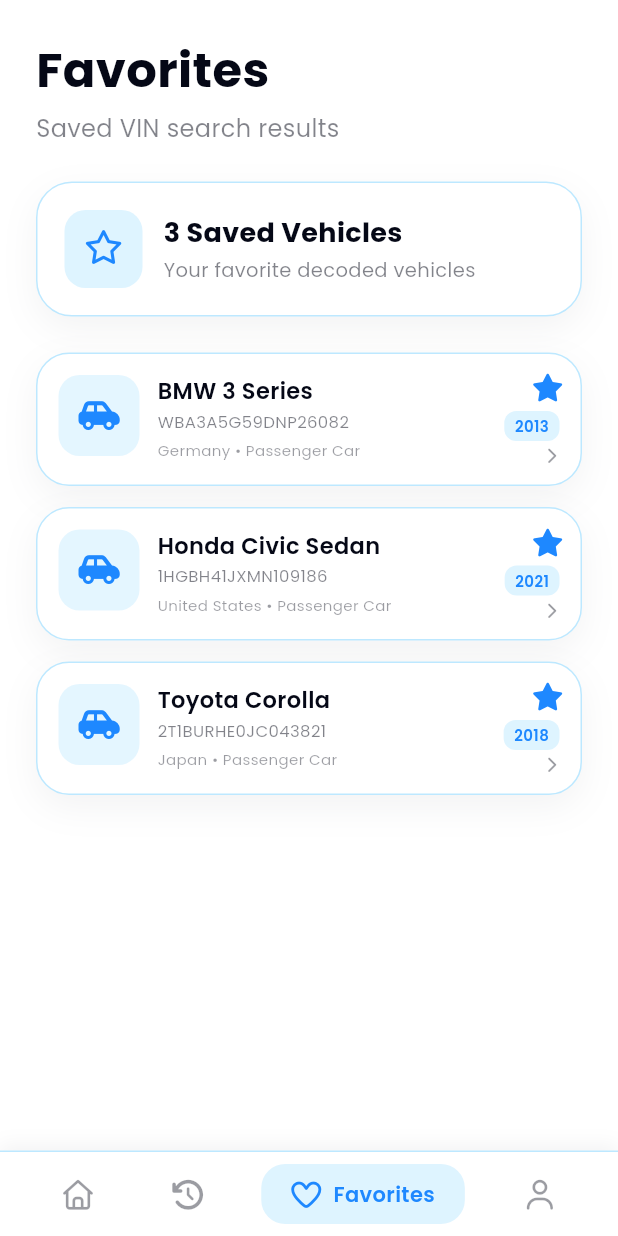
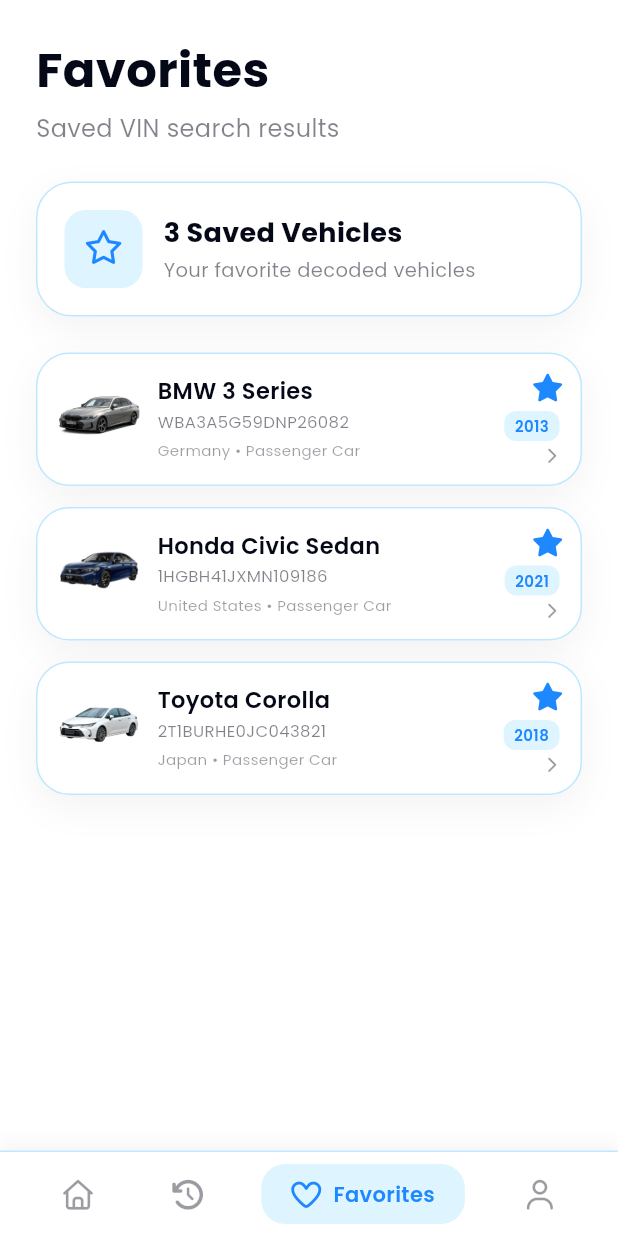
Before and after one commit to IrwanS99/vin-mobile, a Flutter app: the FavoritesView screen opened by its route, on a phone screen of 412 x 824 dp. Run offline on Flutter 3.47's test engine with Material 3 defaults, Android fonts, the phone set to English and light mode, and no system bars; our stand-ins replace font_awesome_flutter, get, google_fonts.

Commit message:
Selesai! Berikut semua perbaikan yang dilakukan:
/history - history_card.dart: Menggunakan ClipRRect + BoxFit.contain agar gambar tidak terpotong

/favorites - favorite_vehicle_card.dart: Menambahkan parameter imagePath dan method _buildVehicleImage() dengan ClipRRect + BoxFit.contain

/detail (dari favorites) - favorites_controller.dart: Sekarang akan passing image ke halaman detail ketika item diklik

Coba running app untuk melihat hasilnya.

```diff
--- a/lib/app/views/favorites_view.dart
+++ b/lib/app/views/favorites_view.dart
@@ -142,6 +142,7 @@
               year: vehicle['year'] as String,
               country: vehicle['country'] as String,
               type: vehicle['type'] as String,
+              imagePath: vehicle['image'] as String?,
               onTap: () => controller.onVehicleTap(vehicle['id'] as String),
               onFavoriteTap: () =>
                   controller.removeFavorite(vehicle['id'] as String),
--- a/lib/app/widgets/favorite_vehicle_card.dart
+++ b/lib/app/widgets/favorite_vehicle_card.dart
@@ -9,6 +9,7 @@
   final String year;
   final String country;
   final String type;
+  final String? imagePath;
   final VoidCallback onTap;
   final VoidCallback onFavoriteTap;
 
@@ -19,6 +20,7 @@
     required this.year,
     required this.country,
     required this.type,
+    this.imagePath,
     required this.onTap,
     required this.onFavoriteTap,
   });
@@ -47,19 +49,7 @@
         child: Row(
           crossAxisAlignment: CrossAxisAlignment.start,
           children: [
-            Container(
-              width: 54,
-              height: 54,
-              decoration: BoxDecoration(
-                color: AppColors.softBlue.withValues(alpha: 0.12),
-                borderRadius: BorderRadius.circular(14),
-              ),
-              child: const Icon(
-                FontAwesomeIcons.carSide,
-                size: 22,
-                color: AppColors.royalBlue,
-              ),
-            ),
+            _buildVehicleImage(),
             const SizedBox(width: 12),
             Expanded(
               child: Column(
@@ -144,4 +134,31 @@
       ),
     );
   }
+
+  Widget _buildVehicleImage() {
+    if (imagePath != null && imagePath!.isNotEmpty) {
+      return ClipRRect(
+        borderRadius: BorderRadius.circular(14),
+        child: Image(
+          image: AssetImage(imagePath!),
+          width: 54,
+          height: 54,
+          fit: BoxFit.contain,
+        ),
+      );
+    }
+    return Container(
+      width: 54,
+      height: 54,
+      decoration: BoxDecoration(
+        color: AppColors.softBlue.withValues(alpha: 0.12),
+        borderRadius: BorderRadius.circular(14),
+      ),
+      child: const Icon(
+        FontAwesomeIcons.carSide,
+        size: 22,
+        color: AppColors.royalBlue,
+      ),
+    );
+  }
 }
```
Also changed, not shown: lib/app/controllers/favorites_controller.dart (+15 -1 lines), lib/app/widgets/history_card.dart (+5 -7 lines).
